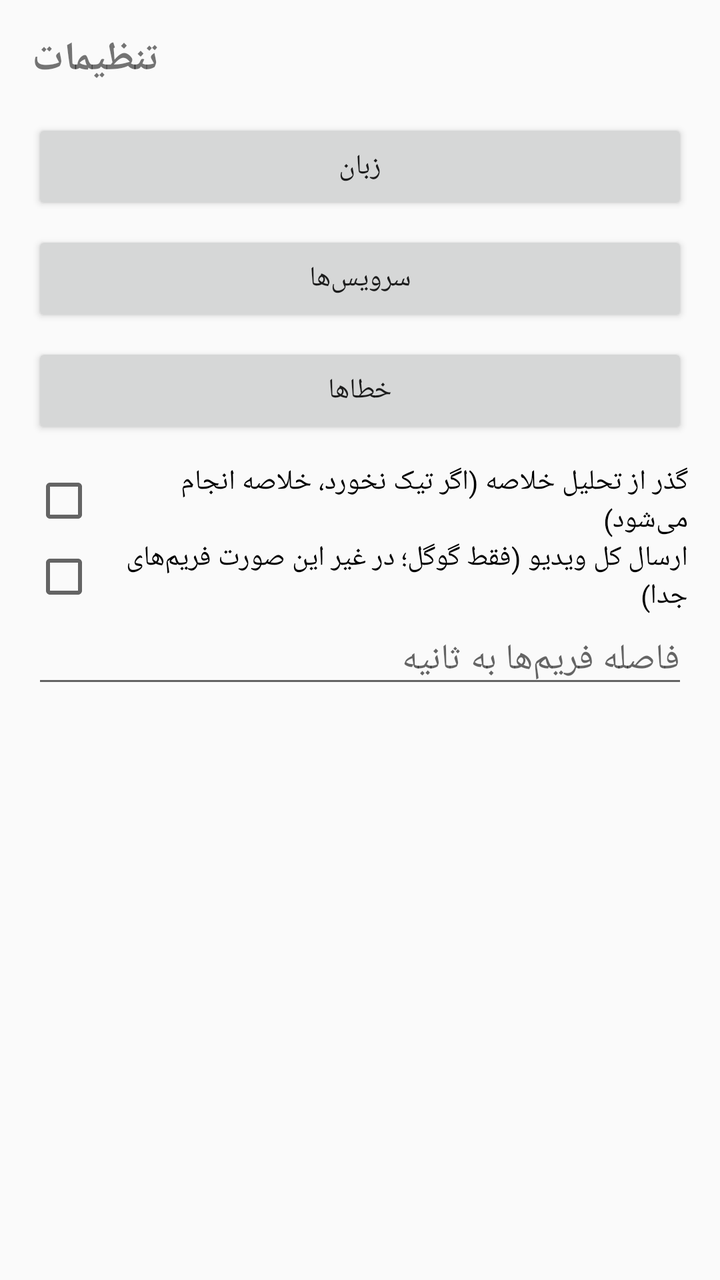
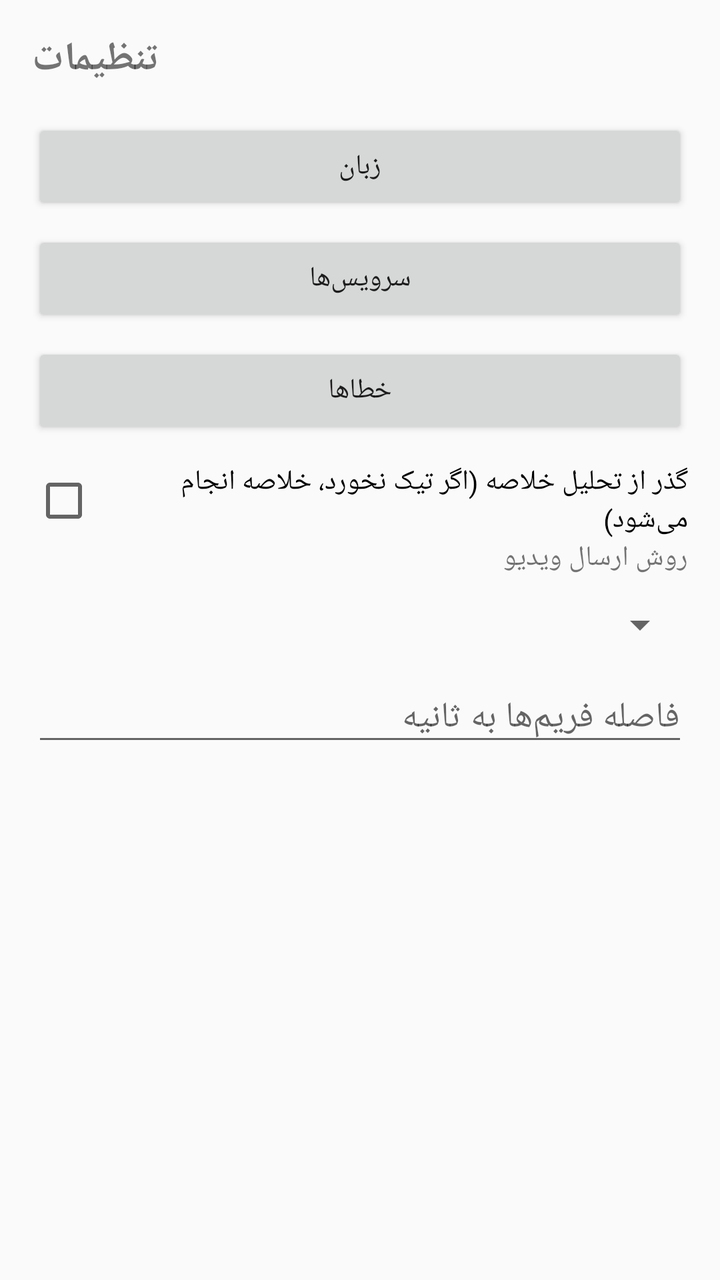

Screens rendered from an Android XML layout before and after an edit, with the pre-edit source and the edit as a unified diff.
<!-- AndroidManifest.xml: application theme Theme.AppCompat.Light.NoActionBar -->
<!-- res/layout/activity_settings.xml -->
<?xml version="1.0" encoding="utf-8"?>
<LinearLayout xmlns:android="http://schemas.android.com/apk/res/android"
    android:layout_width="match_parent"
    android:layout_height="match_parent"
    android:orientation="vertical"
    android:padding="16dp">

    <TextView
        android:layout_width="wrap_content"
        android:layout_height="wrap_content"
        android:text="@string/settings_title"
        android:textSize="20sp"
        android:textStyle="bold"
        android:layout_marginBottom="16dp" />

    <Button
        android:id="@+id/btnOpenLanguage"
        android:layout_width="match_parent"
        android:layout_height="wrap_content"
        android:layout_marginBottom="8dp"
        android:text="@string/settings_menu_language" />

    <Button
        android:id="@+id/btnOpenServices"
        android:layout_width="match_parent"
        android:layout_height="wrap_content"
        android:text="@string/settings_menu_services" />

    <Button
        android:id="@+id/btnOpenErrors"
        android:layout_width="match_parent"
        android:layout_height="wrap_content"
        android:layout_marginTop="8dp"
        android:text="@string/settings_menu_errors" />

    <CheckBox
        android:id="@+id/chkSkipSummary"
        android:layout_width="match_parent"
        android:layout_height="wrap_content"
        android:layout_marginTop="12dp"
        android:text="@string/setting_skip_summary" />

    <CheckBox
        android:id="@+id/chkVideoFull"
        android:layout_width="match_parent"
        android:layout_height="wrap_content"
        android:text="@string/setting_video_full" />

    <EditText
        android:id="@+id/edtInterval"
        android:layout_width="match_parent"
        android:layout_height="wrap_content"
        android:hint="@string/setting_video_interval"
        android:contentDescription="@string/setting_video_interval"
        android:inputType="number" />

</LinearLayout>
<!-- resources referenced by this layout -->
<resources>
  <string name="setting_skip_summary">گذر از تحلیل خلاصه (اگر تیک نخورد، خلاصه انجام می‌شود)</string>
  <string name="setting_video_full">ارسال کل ویدیو (فقط گوگل؛ در غیر این صورت فریم‌های جدا)</string>
  <string name="setting_video_interval">فاصله فریم‌ها به ثانیه</string>
  <string name="settings_menu_errors">خطاها</string>
  <string name="settings_menu_language">زبان</string>
  <string name="settings_menu_services">سرویس‌ها</string>
  <string name="settings_title">تنظیمات</string>
</resources>

<!-- the commit's change to res/layout/activity_settings.xml (unified diff, before → after) -->
@@ -40,11 +40,17 @@
         android:layout_marginTop="12dp"
         android:text="@string/setting_skip_summary" />
 
-    <CheckBox
-        android:id="@+id/chkVideoFull"
+    <TextView
         android:layout_width="match_parent"
         android:layout_height="wrap_content"
         android:text="@string/setting_video_full" />
+
+    <Spinner
+        android:id="@+id/spnVideoMode"
+        android:layout_width="match_parent"
+        android:layout_height="wrap_content"
+        android:minHeight="48dp"
+        android:contentDescription="@string/setting_video_full" />
 
     <EditText
         android:id="@+id/edtInterval"
<!-- resource entries referenced after the edit -->
@@ -1,7 +1,7 @@
 <!-- resources referenced by this layout -->
 <resources>
   <string name="setting_skip_summary">گذر از تحلیل خلاصه (اگر تیک نخورد، خلاصه انجام می‌شود)</string>
-  <string name="setting_video_full">ارسال کل ویدیو (فقط گوگل؛ در غیر این صورت فریم‌های جدا)</string>
+  <string name="setting_video_full">روش ارسال ویدیو</string>
   <string name="setting_video_interval">فاصله فریم‌ها به ثانیه</string>
   <string name="settings_menu_errors">خطاها</string>
   <string name="settings_menu_language">زبان</string>
